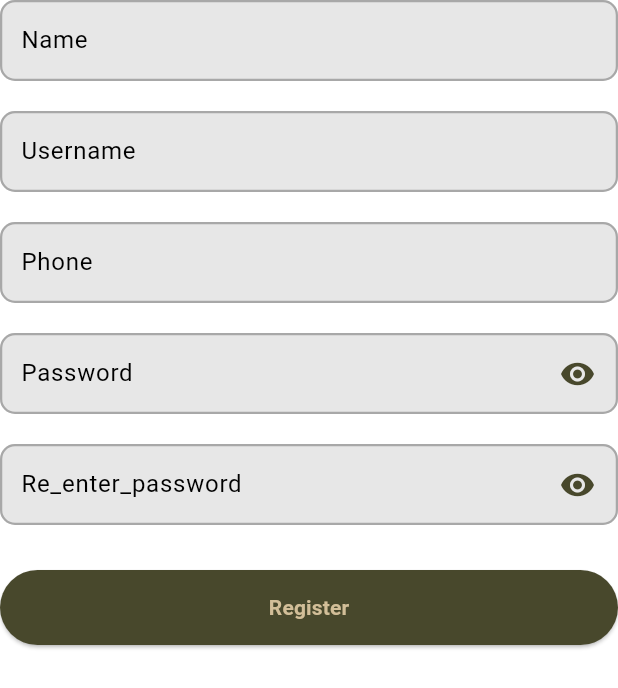
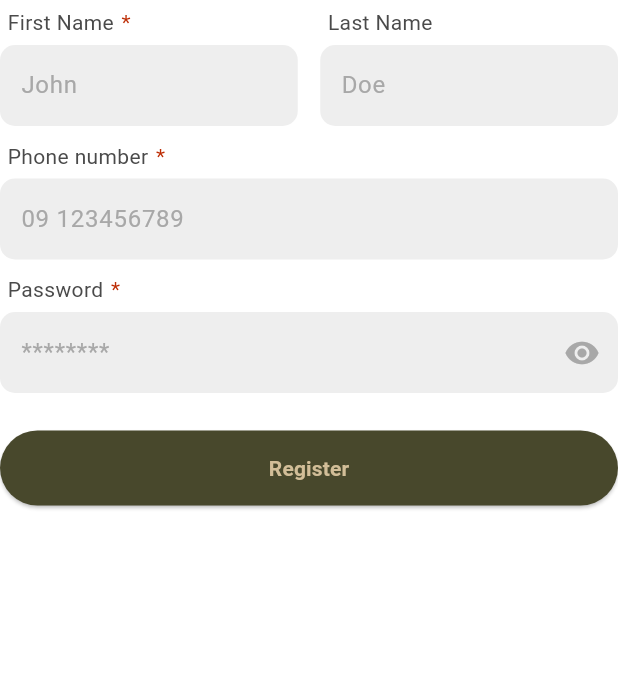
Before and after one commit to neirinzaralwin/ladyfirst_flutter, a Flutter app: the RegisterForm widget shown alone on an empty page, opened directly, on a phone screen of 412 x 824 dp. Shown: the top 688 px of the screen. Run offline on Flutter 3.47's test engine with Material 3 defaults, Android fonts, the phone set to English and light mode, and no system bars; our stand-ins replace awesome_notifications, cached_network_image, carousel_slider, custom_refresh_indicator, equatable, firebase_auth and 11 more; accounts and stored records are empty; network calls fail; Roboto replaces fonts that are missing (sfpro); project files that could hold a hidden picture were left out.

Commit message:
add registration screen and header; refactor login imports and structure

```diff
--- a/lib/core/constants/app_pages.dart
+++ b/lib/core/constants/app_pages.dart
@@ -1,7 +1,7 @@
 import 'package:flutter/material.dart';
 import 'package:go_router/go_router.dart';
 import 'package:lady_first_flutter/features/auth/presentation/login/login_screen.dart';
-import 'package:lady_first_flutter/features/auth/presentation/register_screen.dart';
+import 'package:lady_first_flutter/features/auth/presentation/register/register_screen.dart';
 import 'package:lady_first_flutter/features/cart/cart_screen.dart';
 import 'package:lady_first_flutter/features/checkout/checkout_screen.dart';
 import 'package:lady_first_flutter/features/checkout/order_place_screen.dart';
--- a/lib/features/auth/presentation/login/login_screen.dart
+++ b/lib/features/auth/presentation/login/login_screen.dart
@@ -5,7 +5,7 @@ import 'package:lady_first_flutter/core/constants/routes.dart';
 import 'package:lady_first_flutter/core/dimension/screen_dimension.dart';
 import 'package:lady_first_flutter/core/extensions/app_font.dart';
 import 'package:lady_first_flutter/core/extensions/text_extensions.dart';
-import '../widgets/login_form.dart';
+import 'widgets/login_form.dart';
 import 'widgets/login_header.dart';
 
 class LoginScreen extends StatefulWidget {
--- a/lib/features/auth/presentation/widgets/login_form.dart
+++ b/lib/features/auth/presentation/login/widgets/login_form.dart
@@ -28,7 +28,7 @@ class _LoginFormState extends State<LoginForm> {
           ),
           CustomTextFormField(
             text: "phone".startCapitalize,
-            hint: "+66 123456789",
+            hint: "09 123456789",
             controller: _phoneController,
             validator: checkEmail,
             enabledBorderColor: AppColor.grey,
--- a/lib/features/auth/presentation/register_screen.dart
+++ b/lib/features/auth/presentation/register/register_screen.dart
@@ -1,9 +1,7 @@
 import 'package:flutter/material.dart';
-import 'package:hugeicons/hugeicons.dart';
-import 'package:lady_first_flutter/core/constants/app_color.dart';
 import 'package:lady_first_flutter/core/extensions/app_font.dart';
 import 'package:lady_first_flutter/core/extensions/text_extensions.dart';
-import 'package:lady_first_flutter/widgets/image/custom_cached_network_image.dart';
+import 'package:lady_first_flutter/features/auth/presentation/register/widgets/register_header.dart';
 
 import 'widgets/register_form.dart';
 
@@ -21,7 +19,6 @@ class _RegisterScreenState extends State<RegisterScreen> {
       onTap: () => FocusScope.of(context).unfocus(),
       child: Scaffold(
         appBar: AppBar(
-          title: const Text("Sign up").startCapitalize,
           leading: IconButton(
             icon: const Icon(Icons.arrow_back),
             onPressed: () {
@@ -35,22 +32,7 @@ class _RegisterScreenState extends State<RegisterScreen> {
             mainAxisAlignment: MainAxisAlignment.center,
             crossAxisAlignment: CrossAxisAlignment.center,
             children: [
-              const SizedBox(height: 30.0),
-              const CustomCachedNetworkImage(
-                imageUrl:
-                    "https://cdn.pixabay.com/photo/2015/10/05/22/37/blank-profile-picture-973460_1280.png",
-                width: 120.0,
-                height: 120.0,
-                isCircle: true,
-              ),
-              const SizedBox(height: 15.0),
-              OutlinedButton.icon(
-                  onPressed: () {},
-                  label: Text("Upload photo").bodyMedium.bold,
-                  icon: HugeIcon(
-                      icon: HugeIcons.strokeRoundedUpload04,
-                      color: AppColor.primaryColor)),
-              const SizedBox(height: 30.0),
+              const RegisterHeader(),
               const RegisterForm(),
               Row(
                 children: [
@@ -59,16 +41,15 @@ class _RegisterScreenState extends State<RegisterScreen> {
                     onTap: () => Navigator.pop(context),
                     child: Padding(
                       padding: const EdgeInsets.all(8.0),
-                      child: const Text("Already have account?")
-                          .startCapitalize
-                          .bodyMedium
-                          .bold
-                          .primaryColor,
+                      child:
+                          const Text(
+                            "Already have account?",
+                          ).startCapitalize.bodyMedium.bold.primaryColor,
                     ),
                   ),
                 ],
               ),
-              const SizedBox(height: 100.0)
+              const SizedBox(height: 100.0),
             ],
           ),
         ),
--- /dev/null
+++ b/lib/features/auth/presentation/register/widgets/register_form.dart
@@ -0,0 +1,173 @@
+import 'package:flutter/material.dart';
+import 'package:lady_first_flutter/core/constants/app_color.dart';
+import 'package:lady_first_flutter/core/extensions/app_font.dart';
+import 'package:lady_first_flutter/core/extensions/string_extensions.dart';
+import 'package:lady_first_flutter/widgets/custom_textfield.dart';
+
+class RegisterForm extends StatefulWidget {
+  const RegisterForm({super.key});
+
+  @override
+  State<RegisterForm> createState() => _RegisterFormState();
+}
+
+class _RegisterFormState extends State<RegisterForm> {
+  final _firstNameController = TextEditingController();
+  final _lastNameController = TextEditingController();
+  final _phoneController = TextEditingController();
+  final _passwordController = TextEditingController();
+  final _formKey = GlobalKey<FormState>();
+
+  @override
+  Widget build(BuildContext context) {
+    return Form(
+      key: _formKey,
+      child: Column(
+        children: [
+          Row(
+            mainAxisSize: MainAxisSize.max,
+            mainAxisAlignment: MainAxisAlignment.spaceBetween,
+            crossAxisAlignment: CrossAxisAlignment.start,
+            spacing: 15.0,
+            children: [
+              Flexible(
+                child: Column(
+                  crossAxisAlignment: CrossAxisAlignment.start,
+                  children: [
+                    Padding(
+                      padding: const EdgeInsets.all(5.0),
+                      child: Row(
+                        children: [
+                          Text("First Name").bodyMedium.greyColor,
+                          const SizedBox(width: 5.0),
+                          Text("*").bodyMedium.redColor,
+                        ],
+                      ),
+                    ),
+                    CustomTextFormField(
+                      text: "first name".startCapitalize,
+                      hint: "John",
+                      controller: _firstNameController,
+                      validator:
+                          (val) => checkNull(val, 'first name'.startCapitalize),
+                      enabledBorderColor: AppColor.grey,
+                      enableBorder: false,
+                      focusBorderColor: AppColor.grey,
+                      fillColor: Colors.grey[200],
+                    ),
+                  ],
+                ),
+              ),
+              Flexible(
+                child: Column(
+                  crossAxisAlignment: CrossAxisAlignment.start,
+                  children: [
+                    Padding(
+                      padding: const EdgeInsets.all(5.0),
+                      child: Text("Last Name").bodyMedium.greyColor,
+                    ),
+                    CustomTextFormField(
+                      text: "last name".startCapitalize,
+                      hint: "Doe",
+                      controller: _lastNameController,
+                      validator: null,
+                      enabledBorderColor: AppColor.grey,
+                      enableBorder: false,
+                      focusBorderColor: AppColor.grey,
+                      fillColor: Colors.grey[200],
+                    ),
+                  ],
+                ),
+              ),
+            ],
+          ),
+          const SizedBox(height: 5.0),
+          Padding(
+            padding: const EdgeInsets.all(5.0),
+            child: Row(
+              children: [
+                Text("phone number".startCapitalize).bodyMedium.greyColor,
+                const SizedBox(width: 5.0),
+                Text("*").bodyMedium.redColor,
+              ],
+            ),
+          ),
+          CustomTextFormField(
+            text: "phone number".startCapitalize,
+            hint: "09 123456789",
+            controller: _phoneController,
+            isDigitOnly: true,
+            validator: (val) => checkNull(val, "phone number".startCapitalize),
+            enabledBorderColor: AppColor.grey,
+            enableBorder: false,
+            focusBorderColor: AppColor.grey,
+            fillColor: Colors.grey[200],
+          ),
+          const SizedBox(height: 5.0),
+          Padding(
+            padding: const EdgeInsets.all(5.0),
+            child: Row(
+              children: [
+                Text("password".startCapitalize).bodyMedium.greyColor,
+                const SizedBox(width: 5.0),
+                Text("*").bodyMedium.redColor,
+              ],
+            ),
+          ),
+          CustomTextFormField(
+            text: "password".startCapitalize,
+            hint: "********",
+            controller: _passwordController,
+            isPassword: true,
+            validator: (val) => checkPassword(val, "password".startCapitalize),
+            enabledBorderColor: AppColor.grey,
+            enableBorder: false,
+            focusBorderColor: AppColor.grey,
+            iconColor: AppColor.grey,
+            fillColor: Colors.grey[200],
+          ),
+          const SizedBox(height: 5.0),
+
+          const SizedBox(height: 20.0),
+          SizedBox(
+            width: double.maxFinite,
+            height: 50.0,
+            child: ElevatedButton(
+              onPressed: _register,
+              child: Text("register".startCapitalize).bodyMedium.bold,
+            ),
+          ),
+        ],
+      ),
+    );
+  }
+
+  void _register() {
+    if (_formKey.currentState!.validate()) {
+      // Register user
+    }
+  }
+
+  String? checkNull(val, String text) {
+    if (val.isEmpty) return "$text cannot be empty";
+    return null;
+  }
+
+  String? checkPassword(val, String text) {
+    if (val.isEmpty) return "$text cannot be empty";
+    if (val.length < 6) return "$text must be at least 6 characters";
+    return null;
+  }
+
+  String? checkReEnterPassword(val) {
+    if (val.isEmpty) return "Re-enter password cannot be empty";
+    if (val != _passwordController.text) return "Passwords do not match";
+    return null;
+  }
+
+  String? checkEmail(val) {
+    if (val.isEmpty) return "Email cannot be empty";
+    if (!val.isEmail) return "Invalid email";
+    return null;
+  }
+}
--- /dev/null
+++ b/lib/features/auth/presentation/register/widgets/register_header.dart
@@ -0,0 +1,19 @@
+import 'package:flutter/material.dart';
+import 'package:lady_first_flutter/core/extensions/app_font.dart';
+
+class RegisterHeader extends StatelessWidget {
+  const RegisterHeader({super.key});
+
+  @override
+  Widget build(BuildContext context) {
+    return Column(
+      crossAxisAlignment: CrossAxisAlignment.start,
+      children: [
+        Row(children: [const Text("Register").largeTitle.bold]),
+        const SizedBox(width: 10.0),
+        Text("Create an account to do shopping.").bodyMedium.greyColor,
+        const SizedBox(height: 35.0),
+      ],
+    );
+  }
+}
--- a/lib/features/auth/presentation/widgets/register_form.dart
+++ /dev/null
@@ -1,121 +0,0 @@
-import 'package:flutter/material.dart';
-import 'package:lady_first_flutter/core/constants/app_color.dart';
-import 'package:lady_first_flutter/core/extensions/app_font.dart';
-import 'package:lady_first_flutter/core/extensions/string_extensions.dart';
-import 'package:lady_first_flutter/widgets/custom_textfield.dart';
-
-class RegisterForm extends StatefulWidget {
-  const RegisterForm({super.key});
-
-  @override
-  State<RegisterForm> createState() => _RegisterFormState();
-}
-
-class _RegisterFormState extends State<RegisterForm> {
-  final _nameController = TextEditingController();
-  final _usernameController = TextEditingController();
-  final _phoneController = TextEditingController();
-  final _passwordController = TextEditingController();
-  final _formKey = GlobalKey<FormState>();
-
-  @override
-  Widget build(BuildContext context) {
-    return Form(
-        key: _formKey,
-        child: Column(
-          children: [
-            CustomTextFormField(
-              text: "name".startCapitalize,
-              hint: "eg. John Doe",
-              controller: _nameController,
-              validator: (val) => checkNull(val, "name"),
-              enabledBorderColor: AppColor.grey,
-              focusBorderColor: AppColor.darkGray,
-              fillColor: AppColor.mildGray,
-            ),
-            const SizedBox(height: 20.0),
-            CustomTextFormField(
-              text: "username".startCapitalize,
-              hint: "johndoe",
-              controller: _usernameController,
-              validator: (val) => checkNull(val, "username"),
-              enabledBorderColor: AppColor.grey,
-              focusBorderColor: AppColor.darkGray,
-              fillColor: AppColor.mildGray,
-            ),
-            const SizedBox(height: 20.0),
-            CustomTextFormField(
-              text: "phone".startCapitalize,
-              hint: "+66 123456789",
-              controller: _phoneController,
-              validator: checkEmail,
-              enabledBorderColor: AppColor.grey,
-              focusBorderColor: AppColor.darkGray,
-              fillColor: AppColor.mildGray,
-            ),
-            const SizedBox(height: 20.0),
-            CustomTextFormField(
-              text: "password".startCapitalize,
-              hint: "********",
-              controller: _passwordController,
-              validator: (val) => checkPassword(val, "password"),
-              enabledBorderColor: AppColor.grey,
-              focusBorderColor: AppColor.darkGray,
-              isPassword: true,
-              fillColor: AppColor.mildGray,
-            ),
-            const SizedBox(height: 20.0),
-            CustomTextFormField(
-              text: "re_enter_password".startCapitalize,
-              hint: "********",
-              controller: _passwordController,
-              validator: checkReEnterPassword,
-              enabledBorderColor: AppColor.grey,
-              focusBorderColor: AppColor.darkGray,
-              isPassword: true,
-              fillColor: AppColor.mildGray,
-            ),
-            const SizedBox(height: 30.0),
-            SizedBox(
-              width: double.maxFinite,
-              height: 50.0,
-              child: ElevatedButton(
-                onPressed: _register,
-                child: Text(
-                  "register".startCapitalize,
-                ).bodyMedium.bold,
-              ),
-            ),
-          ],
-        ));
-  }
-
-  void _register() {
-    if (_formKey.currentState!.validate()) {
-      // Register user
-    }
-  }
-
-  String? checkNull(val, String text) {
-    if (val.isEmpty) return "$text cannot be empty";
-    return null;
-  }
-
-  String? checkPassword(val, String text) {
-    if (val.isEmpty) return "$text cannot be empty";
-    if (val.length < 6) return "$text must be at least 6 characters";
-    return null;
-  }
-
-  String? checkReEnterPassword(val) {
-    if (val.isEmpty) return "Re-enter password cannot be empty";
-    if (val != _passwordController.text) return "Passwords do not match";
-    return null;
-  }
-
-  String? checkEmail(val) {
-    if (val.isEmpty) return "Email cannot be empty";
-    if (!val.isEmail) return "Invalid email";
-    return null;
-  }
-}
```
